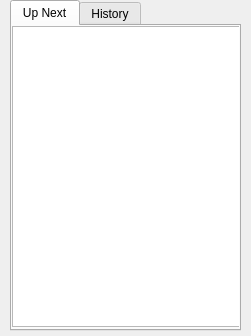
First picture: the form in app/src/nextup.ui, repository intelek2al/CPP-Uamp, before the edit.
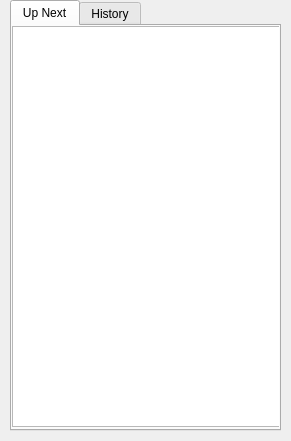
Second picture: the form after the edit. The open tabs and pages were chosen to show the change.

What changed in the file:
```diff
--- a/app/src/nextup.ui
+++ b/app/src/nextup.ui
@@ -6,8 +6,8 @@
    <rect>
     <x>0</x>
     <y>0</y>
-    <width>251</width>
-    <height>336</height>
+    <width>291</width>
+    <height>441</height>
    </rect>
   </property>
   <widget class="QTabWidget" name="nextUpWidget">
@@ -15,8 +15,8 @@
     <rect>
      <x>10</x>
      <y>0</y>
-     <width>231</width>
-     <height>331</height>
+     <width>271</width>
+     <height>431</height>
     </rect>
    </property>
    <property name="currentIndex">
@@ -31,8 +31,8 @@
       <rect>
        <x>0</x>
        <y>0</y>
-       <width>231</width>
-       <height>301</height>
+       <width>271</width>
+       <height>401</height>
       </rect>
      </property>
     </widget>
```
Left out of the diff: 10 changed lines with no effect on the pictures.
